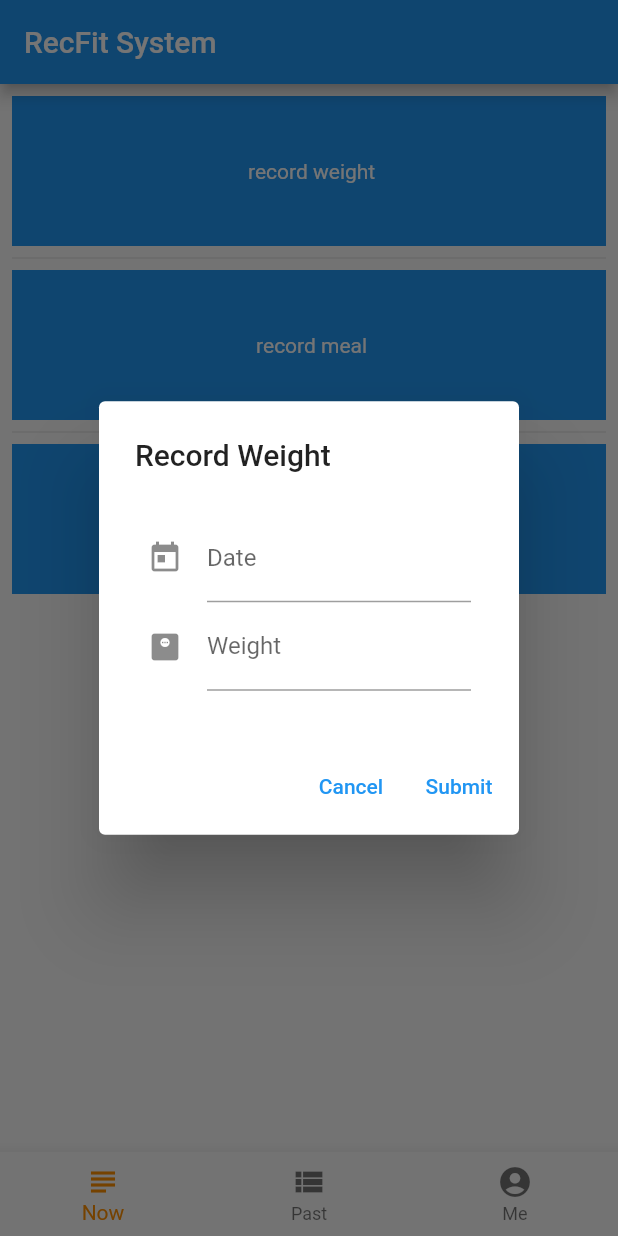
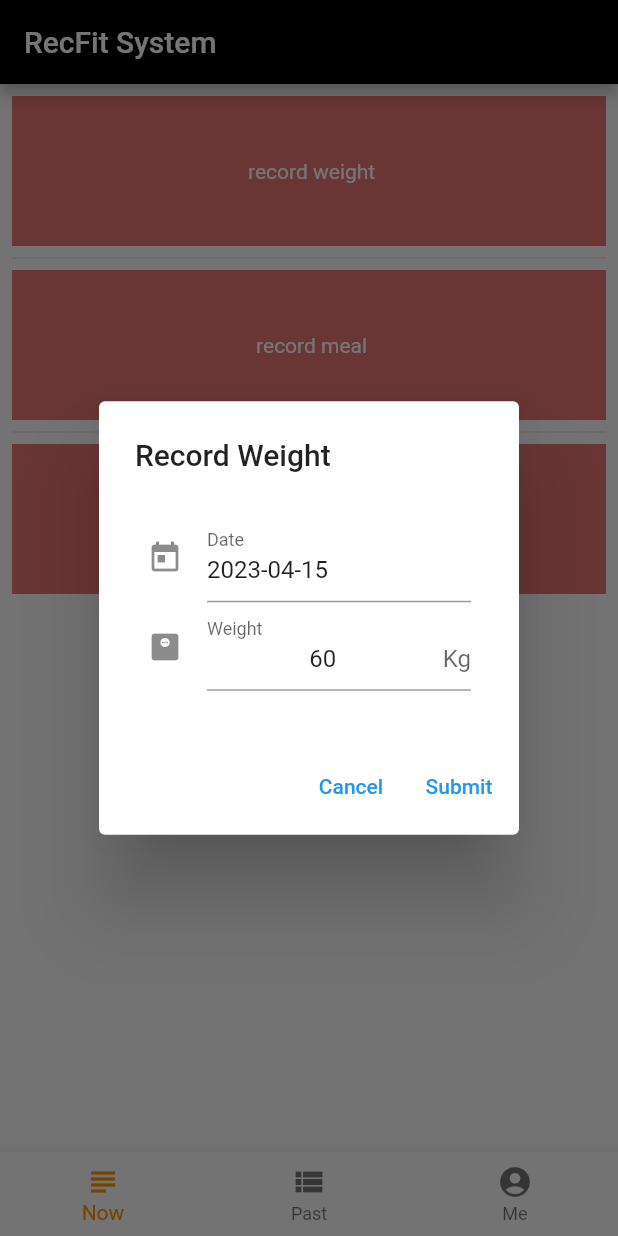
Before and after one commit to urwin419/7506GroupProject, a Flutter app: the screen it shows after launch, after a tap on "record weight", on a phone screen of 412 x 824 dp. Run offline on Flutter 3.47's test engine with Material 2 defaults, Android fonts, the light colour scheme and no system bars; missing offline and left inert: number_text_input_formatter.

Commit message:
form improvement

```diff
--- a/group_project/lib/main.dart
+++ b/group_project/lib/main.dart
@@ -1,5 +1,11 @@
+import 'dart:convert';
+
 import 'package:flutter/material.dart';
 import 'package:intl/intl.dart';
+import 'package:number_text_input_formatter/number_text_input_formatter.dart';
+import 'mealrecord.dart';
+import 'weightrecord.dart';
+import 'package:http/http.dart' as http;
 
 void main() => runApp(const MyApp());
 
@@ -34,7 +40,6 @@ class _MyStatefulWidgetState extends State<MyStatefulWidget> {
     'record meal',
     'record exercise'
   ];
-  final List<int> colorCodes1 = <int>[600, 500, 100];
   String _operation = 'record weight';
   void updateText(String text) {
     setState(() {
@@ -50,7 +55,7 @@ class _MyStatefulWidgetState extends State<MyStatefulWidget> {
         return GestureDetector(
             child: Container(
               alignment: Alignment.center,
-              color: Colors.blue,
+              color: Colors.red[300],
               width: 200.0,
               height: 100.0,
               child: Text(
@@ -65,8 +70,11 @@ class _MyStatefulWidgetState extends State<MyStatefulWidget> {
                   showDialog(
                       context: context,
                       builder: (BuildContext context) {
-                        var dateController = TextEditingController();
-                        var weightController = TextEditingController();
+                        var dateController = TextEditingController(
+                            text: DateFormat('yyyy-MM-dd')
+                                .format(DateTime.now()));
+                        var weightController =
+                            TextEditingController(text: "60");
                         return AlertDialog(
                           scrollable: true,
                           title: const Text('Record Weight'),
@@ -108,6 +116,21 @@ class _MyStatefulWidgetState extends State<MyStatefulWidget> {
                                     },
                                   ),
                                   TextFormField(
+                                    inputFormatters: [
+                                      NumberTextInputFormatter(
+                                        integerDigits: 4,
+                                        decimalDigits: 2,
+                                        maxValue: '1000.00',
+                                        decimalSeparator: '.',
+                                        groupDigits: 3,
+                                        groupSeparator: ',',
+                                        allowNegative: false,
+                                        overrideDecimalPoint: true,
+                                        insertDecimalPoint: false,
+                                        insertDecimalDigits: true,
+                                      ),
+                                    ],
+                                    keyboardType: TextInputType.number,
                                     controller: weightController,
                                     textAlign: TextAlign.center,
                                     autovalidateMode: AutovalidateMode.always,
@@ -128,9 +151,19 @@ class _MyStatefulWidgetState extends State<MyStatefulWidget> {
                               child: const Text('Cancel'),
                             ),
                             TextButton(
-                              onPressed: () {
+                              onPressed: () async {
                                 var date = dateController.text;
                                 var weight = weightController.text;
+                                var record = WeightRecord(date, weight);
+                                final String body = jsonEncode(record);
+                                final url = Uri.http('127.0.0.1');
+                                await http.post(url,
+                                    headers: {
+                                      'Content-Type': 'application/json'
+                                    },
+                                    body: body);
+
+                                // ignore: use_build_context_synchronously
                                 Navigator.pop(context);
                               },
                               child: const Text('Submit'),
@@ -143,9 +176,11 @@ class _MyStatefulWidgetState extends State<MyStatefulWidget> {
                   showDialog(
                       context: context,
                       builder: (BuildContext context) {
-                        var dateController = TextEditingController();
-                        var timeController = TextEditingController();
-                        var mealController = TextEditingController();
+                        var dateController = TextEditingController(
+                            text: DateFormat('yyyy-MM-dd')
+                                .format(DateTime.now()));
+                        var timeController =
+                            TextEditingController(text: "00:00");
                         return AlertDialog(
                           scrollable: true,
                           title: const Text('Record Meal Time'),
@@ -266,10 +301,19 @@ class _MyStatefulWidgetState extends State<MyStatefulWidget> {
                               child: const Text('Cancel'),
                             ),
                             TextButton(
-                              onPressed: () {
+                              onPressed: () async {
                                 var date = dateController.text;
                                 var time = timeController.text;
-                                var meal = mealController.text;
+                                var record =
+                                    MealRecord(date, time, selectedValue);
+                                final String body = jsonEncode(record);
+                                final url = Uri.http('127.0.0.1');
+                                await http.post(url,
+                                    headers: {
+                                      'Content-Type': 'application/json'
+                                    },
+                                    body: body);
+                                // ignore: use_build_context_synchronously
                                 Navigator.pop(context);
                               },
                               child: const Text('Send'),
@@ -292,16 +336,16 @@ class _MyStatefulWidgetState extends State<MyStatefulWidget> {
     'meal records',
     'exercise records'
   ];
-  final List<int> colorCodes2 = <int>[600, 500, 100];
-
   Widget _past() {
     return ListView.separated(
       padding: const EdgeInsets.all(8),
       itemCount: entries2.length,
       itemBuilder: (BuildContext context, int index) {
         return Container(
-          height: 50,
-          color: Colors.amber[colorCodes2[index]],
+          alignment: Alignment.center,
+          width: 200.0,
+          height: 100.0,
+          color: Colors.amber[300],
           child: Center(child: Text(' ${entries2[index]}')),
         );
       },
@@ -316,7 +360,6 @@ class _MyStatefulWidgetState extends State<MyStatefulWidget> {
   }
 
   final List<String> entries3 = <String>['profile', 'settings'];
-  final List<int> colorCodes3 = <int>[600, 500];
 
   Widget _profile() {
     return ListView.separated(
@@ -324,8 +367,10 @@ class _MyStatefulWidgetState extends State<MyStatefulWidget> {
       itemCount: entries3.length,
       itemBuilder: (BuildContext context, int index) {
         return Container(
-          height: 50,
-          color: Colors.amber[colorCodes3[index]],
+          alignment: Alignment.center,
+          width: 200.0,
+          height: 100.0,
+          color: Colors.blue[300],
           child: Center(child: Text(' ${entries3[index]}')),
         );
       },
@@ -343,6 +388,7 @@ class _MyStatefulWidgetState extends State<MyStatefulWidget> {
     return Scaffold(
       appBar: AppBar(
         title: const Text('RecFit System'),
+        backgroundColor: Colors.black,
       ),
       body: children[_selectedIndex],
       bottomNavigationBar: BottomNavigationBar(
--- /dev/null
+++ b/group_project/lib/mealrecord.dart
@@ -0,0 +1,20 @@
+import 'package:json_annotation/json_annotation.dart';
+
+part 'mealrecord.g.dart';
+
+@JsonSerializable()
+class MealRecord {
+  MealRecord(this.date, this.time, this.meal);
+
+  @JsonKey(required: true)
+  String date;
+  @JsonKey(required: true)
+  String time;
+  @JsonKey(required: true)
+  String meal;
+
+  factory MealRecord.fromJson(Map<String, dynamic> json) =>
+      _$MealRecordFromJson(json);
+
+  Map<String, dynamic> toJson() => _$MealRecordToJson(this);
+}
--- /dev/null
+++ b/group_project/lib/weightrecord.dart
@@ -0,0 +1,29 @@
+import 'package:json_annotation/json_annotation.dart';
+
+/// This allows the `User` class to access private members in
+/// the generated file. The value for this is *.g.dart, where
+/// the star denotes the source file name.
+part 'weightrecord.g.dart';
+
+/// An annotation for the code generator to know that this class needs the
+/// JSON serialization logic to be generated.
+@JsonSerializable()
+class WeightRecord {
+  WeightRecord(this.date, this.weight);
+
+  @JsonKey(required: true)
+  String date;
+  @JsonKey(required: true)
+  String weight;
+
+  /// A necessary factory constructor for creating a new User instance
+  /// from a map. Pass the map to the generated `_$UserFromJson()` constructor.
+  /// The constructor is named after the source class, in this case, User.
+  factory WeightRecord.fromJson(Map<String, dynamic> json) =>
+      _$WeightRecordFromJson(json);
+
+  /// `toJson` is the convention for a class to declare support for serialization
+  /// to JSON. The implementation simply calls the private, generated
+  /// helper method `_$UserToJson`.
+  Map<String, dynamic> toJson() => _$WeightRecordToJson(this);
+}
--- a/group_project/pubspec.yaml
+++ b/group_project/pubspec.yaml
@@ -10,11 +10,16 @@ dependencies:
   animations: ^2.0.7
   flutter:
     sdk: flutter
+  http: ^0.13.5
   intl: ^0.18.0
+  json_annotation: ^4.8.0
+  number_text_input_formatter: ^1.0.0+1
 
 dev_dependencies:
   flutter_test:
     sdk: flutter
+  build_runner: ^2.3.3
+  json_serializable: ^6.6.0
   flutter_lints: ^2.0.0
 
 flutter:
```
Also changed, not shown: group_project/lib/mealrecord.g.dart (added), group_project/lib/weightrecord.g.dart (added), group_project/pubspec.lock, 1 other file.
